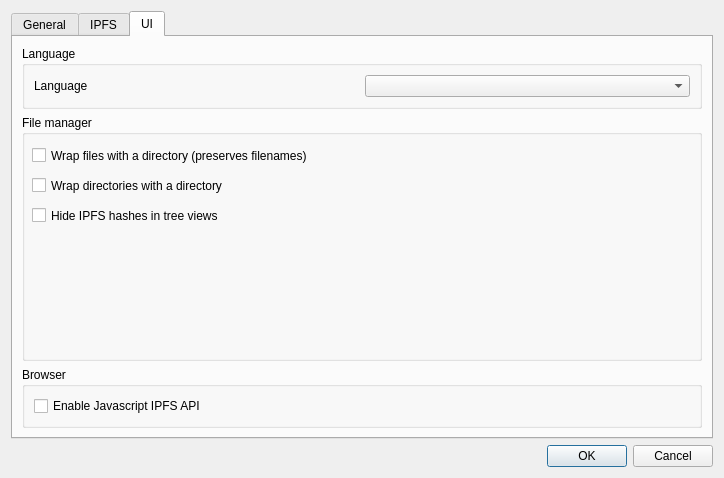
Qt form galacteek/ui/settings.ui (pinnaculum/galacteek) before a commit.
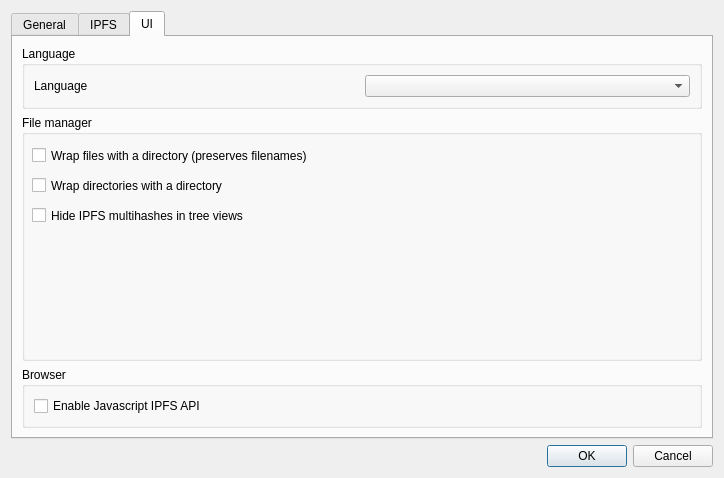
The same form after that commit. The open tabs and pages were chosen to show the change. Icons and pictures are not drawn.

What changed in the file:
```diff
--- a/galacteek/ui/settings.ui
+++ b/galacteek/ui/settings.ui
@@ -500,7 +500,7 @@
              </rect>
             </property>
             <property name="text">
-             <string>Hide IPFS hashes in tree views</string>
+             <string>Hide IPFS multihashes in tree views</string>
             </property>
            </widget>
           </widget>
```
